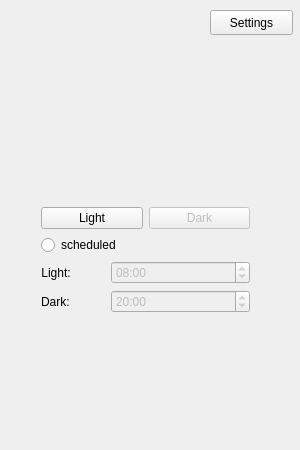
First picture: the form in bin/ui/mainwindow.ui, repository oskarsh/Yin-Yang, before the edit.
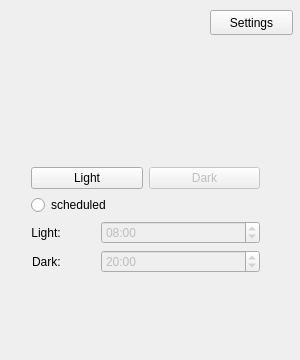
Second picture: the form after the edit. Icons and pictures are not drawn.

Patch:
```diff
--- a/bin/ui/mainwindow.ui
+++ b/bin/ui/mainwindow.ui
@@ -10,7 +10,7 @@
     <x>0</x>
     <y>0</y>
     <width>300</width>
-    <height>450</height>
+    <height>360</height>
    </rect>
   </property>
   <property name="sizePolicy">
@@ -22,13 +22,13 @@
   <property name="minimumSize">
    <size>
     <width>300</width>
-    <height>450</height>
+    <height>360</height>
    </size>
   </property>
   <property name="maximumSize">
    <size>
-    <width>500</width>
-    <height>450</height>
+    <width>300</width>
+    <height>360</height>
    </size>
   </property>
   <property name="baseSize">
@@ -48,10 +48,10 @@
    <widget class="QWidget" name="verticalLayoutWidget">
     <property name="geometry">
      <rect>
-      <x>30</x>
-      <y>40</y>
-      <width>231</width>
-      <height>381</height>
+      <x>20</x>
+      <y>50</y>
+      <width>251</width>
+      <height>281</height>
      </rect>
     </property>
     <layout class="QVBoxLayout" name="verticalLayout">
@@ -96,6 +96,15 @@
          <property name="text">
           <string>Light</string>
          </property>
+         <property name="autoDefault">
+          <bool>false</bool>
+         </property>
+         <property name="default">
+          <bool>false</bool>
+         </property>
+         <property name="flat">
+          <bool>false</bool>
+         </property>
         </widget>
        </item>
        <item>
@@ -119,6 +128,9 @@
      </item>
      <item>
       <layout class="QFormLayout" name="formLayout">
+       <property name="labelAlignment">
+        <set>Qt::AlignCenter</set>
+       </property>
        <property name="horizontalSpacing">
         <number>40</number>
        </property>
```
Left out of the diff: 16 changed lines with no effect on the pictures.
